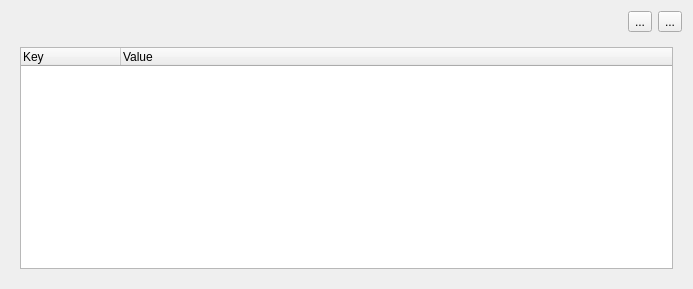
The window that src/ui/editorwidgets/qgsjsoneditwidget.ui (carsmie/QGIS) describes before a commit, drawn with Qt 5.
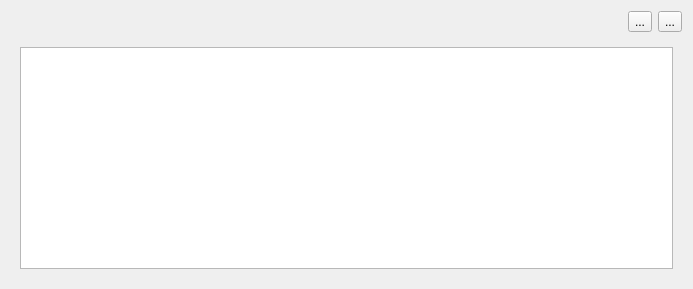
The same window after the commit. The open tabs and pages were chosen to show the change. Icons and pictures are not drawn. Custom widgets are drawn as their Qt base class.

The edit to the form file:
```diff
--- a/src/ui/editorwidgets/qgsjsoneditwidget.ui
+++ b/src/ui/editorwidgets/qgsjsoneditwidget.ui
@@ -30,6 +30,9 @@
       <layout class="QGridLayout" name="gridLayout_3">
        <item row="0" column="0">
         <widget class="QTreeWidget" name="mTreeWidget">
+         <attribute name="headerVisible">
+          <bool>false</bool>
+         </attribute>
          <column>
           <property name="text">
            <string notr="true">Key</string>
```
Left out of the diff: 2 changed lines with no effect on the pictures.
